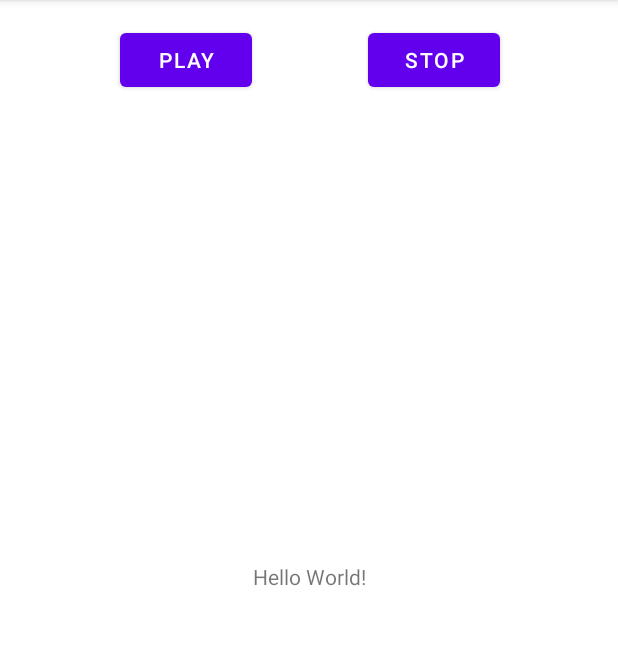
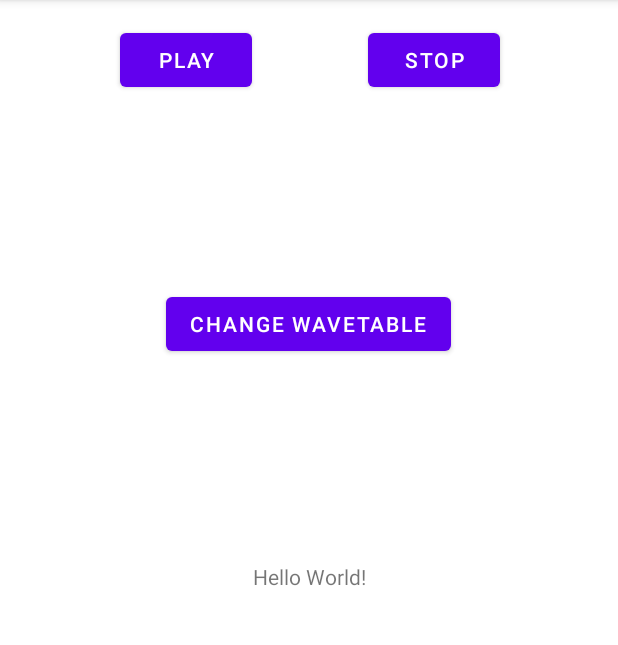
Before and after one commit to JohnKasun/Patch_Matcher, an Android app: the screen it shows after launch (MainActivity), on a phone screen of 412 x 824 dp, the part 84-729 px from its top. Run offline under Robolectric (Android 15) with nearby library versions, the phone set to English and light mode, and no system bars; 2 statements that could not run were skipped.

Commit message:
Add setWavetable() function -- changed wavetable reference to pointer

```diff
--- a/app/src/main/java/com/example/patch_matcher/MainActivity.java
+++ b/app/src/main/java/com/example/patch_matcher/MainActivity.java
@@ -45,6 +45,14 @@ public class MainActivity extends AppCompatActivity {
             }
         });
 
+        Button change_button = (Button) findViewById(R.id.change_button);
+        change_button.setOnClickListener(new View.OnClickListener() {
+            @Override
+            public void onClick(View v) {
+                onChangeButtonPress();
+            }
+        });
+
     }
 
     /**
@@ -54,4 +62,5 @@ public class MainActivity extends AppCompatActivity {
     public native String stringFromJNI();
     public native void onPlayButtonPress();
     public native void onStopButtonPress();
+    public native void onChangeButtonPress();
 }
--- a/app/src/main/res/layout/activity_main.xml
+++ b/app/src/main/res/layout/activity_main.xml
@@ -38,4 +38,15 @@
         app:layout_constraintStart_toStartOf="parent"
         app:layout_constraintTop_toTopOf="parent" />
 
+    <Button
+        android:id="@+id/change_button"
+        android:layout_width="wrap_content"
+        android:layout_height="wrap_content"
+        android:layout_marginTop="192dp"
+        android:text="@string/change_button_text"
+        app:layout_constraintEnd_toEndOf="parent"
+        app:layout_constraintHorizontal_bias="0.498"
+        app:layout_constraintStart_toStartOf="parent"
+        app:layout_constraintTop_toTopOf="parent" />
+
 </androidx.constraintlayout.widget.ConstraintLayout>
--- a/app/src/main/res/values/strings.xml
+++ b/app/src/main/res/values/strings.xml
@@ -3,4 +3,5 @@
     <string name="button_text">Play</string>
     <string name="play_button_text">Play</string>
     <string name="stop_button_text">Stop</string>
+    <string name="change_button_text">Change Wavetable</string>
 </resources>
```
Also changed, not shown: 8 other files.
